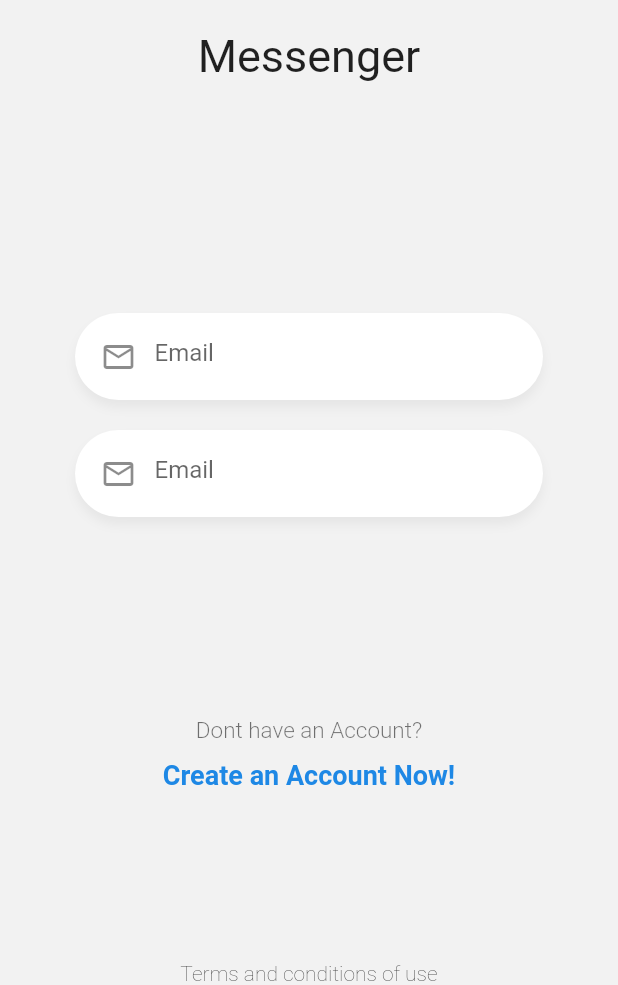
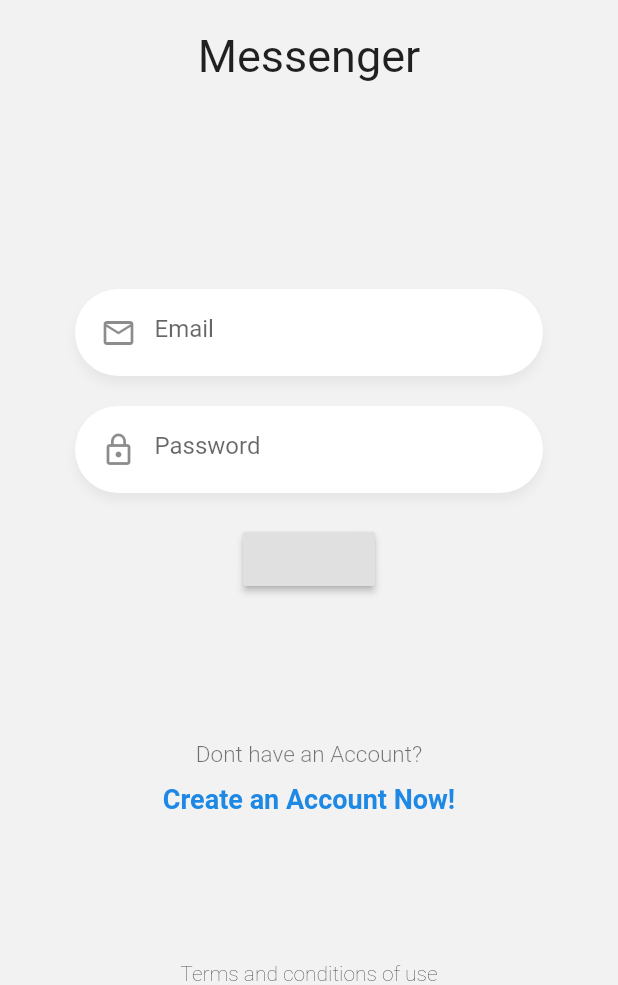
Before and after one commit to nicoar9/chat-app, a Flutter app: the screen it shows after launch, on a phone screen of 412 x 824 dp, the part 251-1236 px from its top. Run offline on Flutter 3.47's test engine with Material 2 defaults, Android fonts, the phone set to English and light mode, and no system bars.

Commit message:
:recycle:Refactor: create properties for input widget, extract logo and labels from login page

```diff
--- a/lib/pages/login_page.dart
+++ b/lib/pages/login_page.dart
@@ -1,4 +1,6 @@
 import 'package:chat_app/widgets/custom_input.dart';
+import 'package:chat_app/widgets/labels.dart';
+import 'package:chat_app/widgets/logo.dart';
 import 'package:flutter/material.dart';
 
 class LoginPage extends StatelessWidget {
@@ -10,9 +12,9 @@ class LoginPage extends StatelessWidget {
           child: Column(
             mainAxisAlignment: MainAxisAlignment.spaceBetween,
             children: [
-              _Logo(),
+              Logo(),
               _Form(),
-              _Labels(),
+              Labels(),
               Text(
                 'Terms and conditions of use',
                 style: TextStyle(fontWeight: FontWeight.w200),
@@ -23,38 +25,15 @@ class LoginPage extends StatelessWidget {
   }
 }
 
-class _Logo extends StatelessWidget {
-  @override
-  Widget build(BuildContext context) {
-    return Center(
-      child: Container(
-        margin: EdgeInsets.only(top: 50),
-        width: 170,
-        child: Column(
-          children: [
-            Image(
-              image: AssetImage('assets/tag-logo.png'),
-            ),
-            SizedBox(
-              height: 20,
-            ),
-            Text(
-              'Messenger',
-              style: TextStyle(fontSize: 30),
-            )
-          ],
-        ),
-      ),
-    );
-  }
-}
-
 class _Form extends StatefulWidget {
   @override
   __FormState createState() => __FormState();
 }
 
 class __FormState extends State<_Form> {
+  final emailCtrl = TextEditingController();
+  final passCtrl = TextEditingController();
+
   @override
   Widget build(BuildContext context) {
     return Container(
@@ -62,40 +41,25 @@ class __FormState extends State<_Form> {
       padding: EdgeInsets.symmetric(horizontal: 50),
       child: Column(
         children: [
-          CustomInput(),
-          CustomInput(),
-
-          // RaisedButton(
-          //   onPressed: () {},
-          // )
+          CustomInput(
+            icon: Icons.mail_outline,
+            placeholder: 'Email',
+            keyboardType: TextInputType.emailAddress,
+            textController: emailCtrl,
+          ),
+          CustomInput(
+            icon: Icons.lock_outline,
+            placeholder: 'Password',
+            textController: passCtrl,
+            isPassword: true,
+          ),
+          RaisedButton(
+            onPressed: () {
+              print(emailCtrl.text);
+            },
+          )
         ],
       ),
     );
   }
 }
-
-class _Labels extends StatelessWidget {
-  @override
-  Widget build(BuildContext context) {
-    return Container(
-        child: Column(
-      children: [
-        Text(
-          'Dont have an Account?',
-          style: TextStyle(
-              color: Colors.black54, fontSize: 15, fontWeight: FontWeight.w300),
-        ),
-        SizedBox(
-          height: 10,
-        ),
-        Text(
-          'Create an Account Now!',
-          style: TextStyle(
-              color: Colors.blue[600],
-              fontSize: 18,
-              fontWeight: FontWeight.bold),
-        ),
-      ],
-    ));
-  }
-}
--- a/lib/widgets/custom_input.dart
+++ b/lib/widgets/custom_input.dart
@@ -1,6 +1,22 @@
 import 'package:flutter/material.dart';
+import 'package:flutter/services.dart';
 
 class CustomInput extends StatelessWidget {
+  final IconData icon;
+  final String placeholder;
+  final TextEditingController textController;
+  final TextInputType keyboardType;
+  final bool isPassword;
+
+  const CustomInput(
+      {Key key,
+      @required this.icon,
+      @required this.placeholder,
+      @required this.textController,
+      this.keyboardType = TextInputType.text,
+      this.isPassword = false})
+      : super(key: key);
+
   @override
   Widget build(BuildContext context) {
     return Container(
@@ -17,14 +33,15 @@ class CustomInput extends StatelessWidget {
         ],
       ),
       child: TextField(
+        controller: this.textController,
         autocorrect: false,
-        keyboardType: TextInputType.emailAddress,
-        // obscureText: ,
+        keyboardType: this.keyboardType,
+        obscureText: this.isPassword,
         decoration: InputDecoration(
-            prefixIcon: Icon(Icons.mail_outline),
+            prefixIcon: Icon(this.icon),
             focusedBorder: InputBorder.none,
             border: InputBorder.none,
-            hintText: 'Email'),
+            hintText: this.placeholder),
       ),
     );
   }
--- /dev/null
+++ b/lib/widgets/labels.dart
@@ -0,0 +1,27 @@
+import 'package:flutter/material.dart';
+
+class Labels extends StatelessWidget {
+  @override
+  Widget build(BuildContext context) {
+    return Container(
+        child: Column(
+      children: [
+        Text(
+          'Dont have an Account?',
+          style: TextStyle(
+              color: Colors.black54, fontSize: 15, fontWeight: FontWeight.w300),
+        ),
+        SizedBox(
+          height: 10,
+        ),
+        Text(
+          'Create an Account Now!',
+          style: TextStyle(
+              color: Colors.blue[600],
+              fontSize: 18,
+              fontWeight: FontWeight.bold),
+        ),
+      ],
+    ));
+  }
+}
--- /dev/null
+++ b/lib/widgets/logo.dart
@@ -0,0 +1,27 @@
+import 'package:flutter/material.dart';
+
+class Logo extends StatelessWidget {
+  @override
+  Widget build(BuildContext context) {
+    return Center(
+      child: Container(
+        margin: EdgeInsets.only(top: 50),
+        width: 170,
+        child: Column(
+          children: [
+            Image(
+              image: AssetImage('assets/tag-logo.png'),
+            ),
+            SizedBox(
+              height: 20,
+            ),
+            Text(
+              'Messenger',
+              style: TextStyle(fontSize: 30),
+            )
+          ],
+        ),
+      ),
+    );
+  }
+}
```
